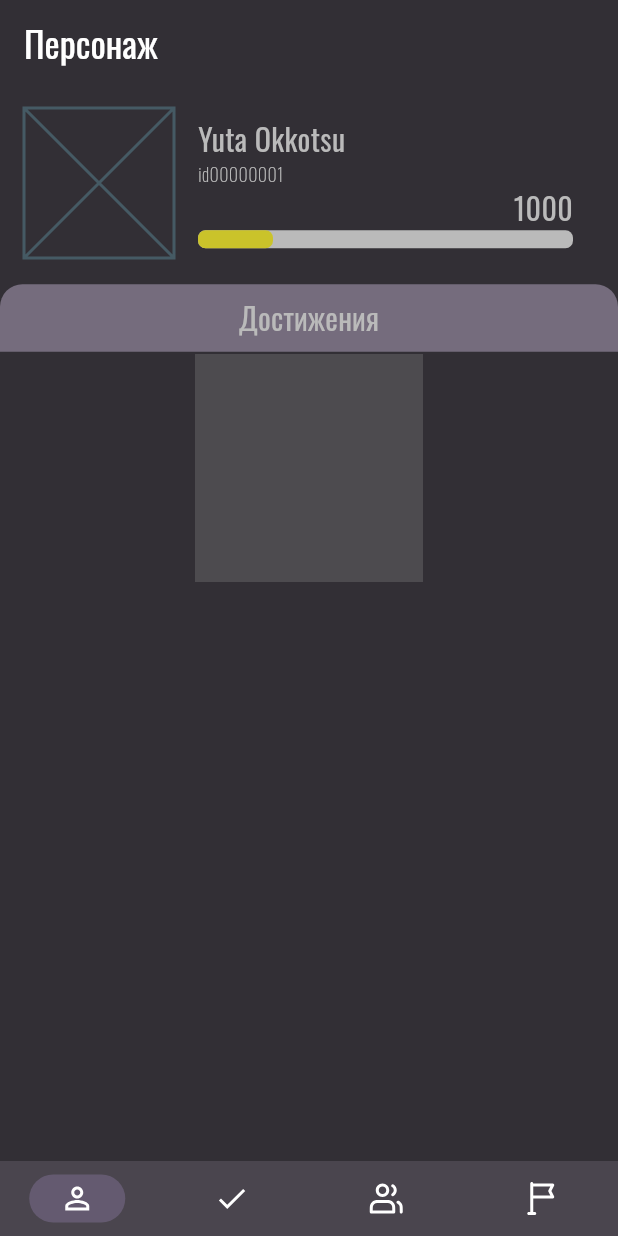
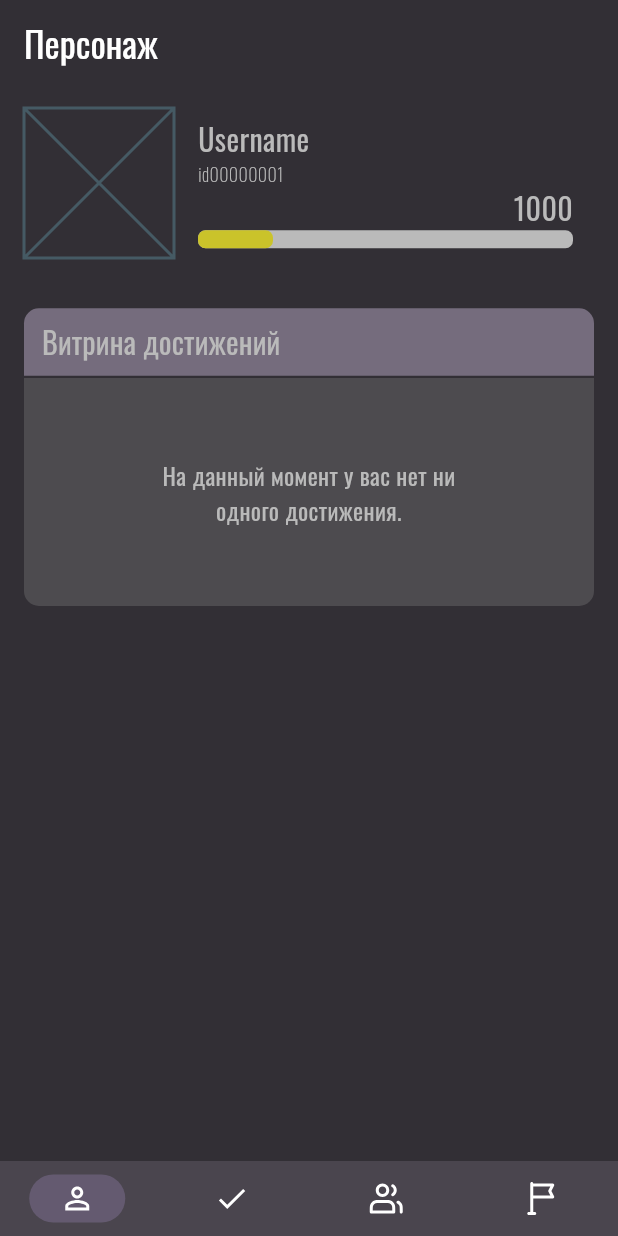
Before and after one commit to unf0rg1v3n/habitega, a Flutter app: the screen it shows after launch, on a phone screen of 412 x 824 dp. Run offline on Flutter 3.47's test engine with Material 3 defaults, Android fonts, the phone set to English and light mode, and no system bars; our stand-ins replace flutter_svg, google_fonts, iconsax, material_symbols_icons.

Commit message:
hero_page changes, tasks_page added: - updated design - added 2 screens (habits, goals) - added showcase of achievements

```diff
--- a/lib/pages/hero_page.dart
+++ b/lib/pages/hero_page.dart
@@ -16,8 +16,7 @@ class HeroPage extends StatefulWidget {
   State<HeroPage> createState() => _HeroPageState();
 }
 
-String getName() => "Yuta Okkotsu"; //TODO: реализовать функцию получения имени
-
+String getName() => "Username";
 String getId() => "00000001"; //TODO: реализовать функцию получения id
 
 String getLevel() => "1000"; //TODO: реализовать функцию получения уровня
@@ -69,7 +68,7 @@ class _HeroPageState extends State<HeroPage> {
                 )
               ],
             )),
-        Showcase(h: 152),
+        Padding(padding: EdgeInsets.all(16), child: Showcase(h: 152)),
       ],
     );
   }
@@ -87,6 +86,8 @@ class Showcase extends StatefulWidget {
 class _ShowcaseState extends State<Showcase> {
   _ShowcaseState(this.h);
 
+  bool isEmpty = true;
+
   final double? h;
 
   @override
@@ -100,14 +101,33 @@ class _ShowcaseState extends State<Showcase> {
                   backgroundColor: MaterialStatePropertyAll(Color(0xFF756C7D)),
                   shape: MaterialStatePropertyAll(RoundedRectangleBorder(
                       borderRadius: BorderRadius.only(
-                          topLeft: Radius.circular(15),
-                          topRight: Radius.circular(15))))),
-              child: Center(
-                  child: Text("Достижения",
+                          topLeft: Radius.circular(10),
+                          topRight: Radius.circular(10))))),
+              child: Align(
+                  alignment: Alignment.centerLeft,
+                  child: Text("Витрина достижений",
                       style: GoogleFonts.oswald(
                           fontSize: 20,
                           fontWeight: FontWeight.w400,
-                          color: const Color(0xFFBABABA))))), Container(height: this.h, width: 152, color: Color(0xFF4D4B4F))
+                          color: const Color(0xFFBABABA))))),
+          Container(
+              decoration: const BoxDecoration(
+                  color: Color(0xFF4D4B4F),
+                  borderRadius: BorderRadius.only(
+                      bottomLeft: Radius.circular(10),
+                      bottomRight: Radius.circular(10))),
+              height: this.h,
+              child: isEmpty
+                  ? Center(
+                      child: Container(width: 200, child: Text(
+                          "На данный момент у вас нет ни одного достижения.",
+                          textAlign: TextAlign.center,
+                          style: GoogleFonts.oswald(
+                              textStyle: TextStyle(),
+                              fontSize: 16,
+                              fontWeight: FontWeight.w400,
+                              color: const Color(0xFFBABABA)))))
+                  : Placeholder())
         ]));
   }
 }
```
Also changed, not shown: lib/pages/tasks_page.dart (+98 -3 lines), assets/icons/plus1.svg (added).
